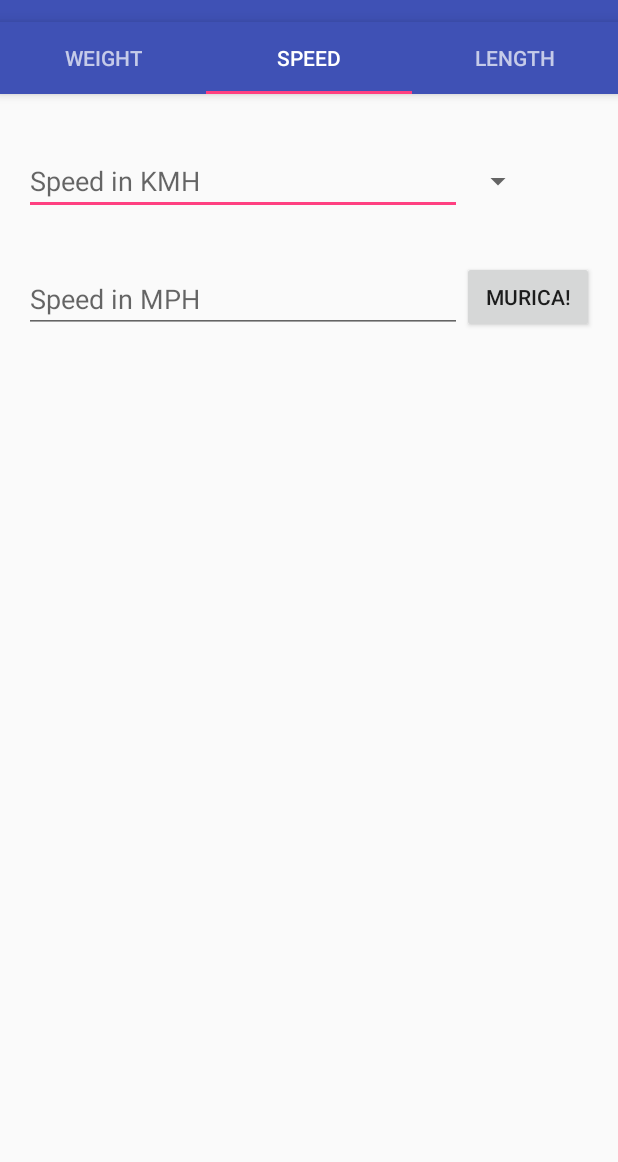
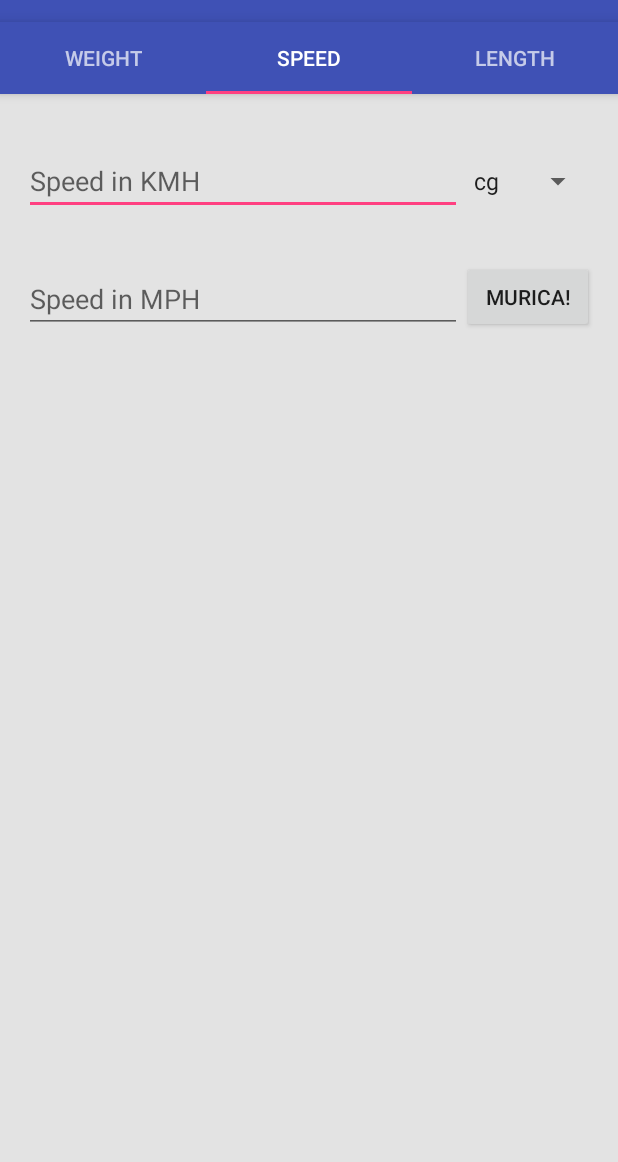
Before and after one commit to gvignoli/FreedomUnits, an Android app: the screen it shows after launch (MainActivity), tab 2 chosen, on a phone screen of 412 x 824 dp, the part 74-1236 px from its top. Run offline under Robolectric (Android 15) with nearby library versions, the phone set to English and light mode, and no system bars.

Commit message:
added a default UNIT vlaue to drop down and got spinner in weight class fully fuinctioning and converting properly

```diff
--- a/app/src/main/java/com/freedomunits/guy/freedomunits/Length.java
+++ b/app/src/main/java/com/freedomunits/guy/freedomunits/Length.java
@@ -5,20 +5,27 @@ import android.support.v4.app.Fragment;
 import android.view.LayoutInflater;
 import android.view.View;
 import android.view.ViewGroup;
+import android.widget.AdapterView;
+import android.widget.ArrayAdapter;
 import android.widget.Button;
 import android.widget.EditText;
+import android.widget.ListView;
+import android.widget.Spinner;
 
 import java.math.BigDecimal;
 import java.math.RoundingMode;
+import java.util.ArrayList;
+import java.util.List;
 
 /**
  * Created by guy on 2/26/2016.
  */
-public class Length extends Fragment {
+public class Length extends Fragment implements AdapterView.OnItemSelectedListener{
     // Store instance variables
     private String title;
     private int page;
-
+    private Spinner  spinner2;
+    private ListView dataAdapter;
     public Length(){
 
     }
@@ -57,6 +64,35 @@ public class Length extends Fragment {
                 feet.setText(String.valueOf(bd));
             }
         });
+        addItemsOnSpinner2(view);
         return view;
     }
+    public void addItemsOnSpinner2(View v) {
+        spinner2 = (Spinner) v.findViewById(R.id.spinnerLength);
+        List<String> list = new ArrayList<String>();
+        list.add("cg");//centigram
+        list.add("dg"); //decigram
+        list.add("g"); //gram
+        list.add("dag");//dekagram
+        list.add("hg"); //hectogram
+        list.add("kg");//kilogram
+        list.add("t");//metric ton
+        ArrayAdapter<String> dataAdapter;
+        dataAdapter = new ArrayAdapter<String>(this.getActivity(), android.R.layout.simple_spinner_item, list);
+        spinner2.setAdapter(dataAdapter);
+        spinner2.setOnItemSelectedListener(this);
+    }
+
+
+    public void onItemSelected(AdapterView<?> parent, View view,
+                               int pos, long id) {
+        // An item was selected. You can retrieve the selected item using
+        String temp = "";
+        temp = String.valueOf(parent.getItemAtPosition(pos));
+        System.out.println("temp: " + temp);//works!!
+
+    }
+    public void onNothingSelected(AdapterView<?> parent) {
+        // Another interface callback
+    }
 }
--- a/app/src/main/java/com/freedomunits/guy/freedomunits/Speed.java
+++ b/app/src/main/java/com/freedomunits/guy/freedomunits/Speed.java
@@ -4,21 +4,28 @@ import android.os.Bundle;
 import android.view.LayoutInflater;
 import android.view.View;
 import android.view.ViewGroup;
+import android.widget.AdapterView;
+import android.widget.ArrayAdapter;
 import android.widget.Button;
 import android.widget.EditText;
 import android.support.v4.app.Fragment;
+import android.widget.ListView;
+import android.widget.Spinner;
 
 import java.math.BigDecimal;
 import java.math.RoundingMode;
+import java.util.ArrayList;
+import java.util.List;
 
 /**
  * Created by guy on 2/25/2016.
  */
-public class Speed extends Fragment{
+public class Speed extends Fragment implements AdapterView.OnItemSelectedListener{
     // Store instance variables
     private String title;
     private int page;
-
+    private Spinner  spinner2;
+    private ListView dataAdapter;
     public Speed(){
 
     }
@@ -57,6 +64,35 @@ public class Speed extends Fragment{
                 mph.setText(String.valueOf(bd));
             }
         });
+        addItemsOnSpinner2(view);
         return view;
     }
+    public void addItemsOnSpinner2(View v) {
+        spinner2 = (Spinner) v.findViewById(R.id.spinnerSpeed);
+        List<String> list = new ArrayList<String>();
+        list.add("cg");//centigram
+        list.add("dg"); //decigram
+        list.add("g"); //gram
+        list.add("dag");//dekagram
+        list.add("hg"); //hectogram
+        list.add("kg");//kilogram
+        list.add("t");//metric ton
+        ArrayAdapter<String> dataAdapter;
+        dataAdapter = new ArrayAdapter<String>(this.getActivity(), android.R.layout.simple_spinner_item, list);
+        spinner2.setAdapter(dataAdapter);
+        spinner2.setOnItemSelectedListener(this);
+    }
+
+
+    public void onItemSelected(AdapterView<?> parent, View view,
+                               int pos, long id) {
+        // An item was selected. You can retrieve the selected item using
+        String temp = "";
+        temp = String.valueOf(parent.getItemAtPosition(pos));
+        System.out.println("temp: " + temp);//works!!
+
+    }
+    public void onNothingSelected(AdapterView<?> parent) {
+        // Another interface callback
+    }
 }
--- a/app/src/main/java/com/freedomunits/guy/freedomunits/Weight.java
+++ b/app/src/main/java/com/freedomunits/guy/freedomunits/Weight.java
@@ -30,9 +30,9 @@ public  class Weight extends Fragment implements AdapterView.OnItemSelectedListe
     // Store instance variables
     private String title;
     private int page;
-    private Spinner spinner1, spinner2;
+    private Spinner  spinner2;
     private ListView dataAdapter;
-    private HashMap  units;
+    private HashMap<String, Double>  units;
     public Weight(){
 
 
@@ -54,8 +54,15 @@ public  class Weight extends Fragment implements AdapterView.OnItemSelectedListe
         super.onCreate(savedInstanceState);
         page = getArguments().getInt("someInt", 0);
         title = getArguments().getString("someTitle");
-        units = new HashMap();
+        units = new HashMap(); //hash map to store unit anc conversion factor FROM GRAMS...must convert all things to grams first
+        units.put("UNIT", 0.0);//multiply by 0
         units.put("cg", .01);//multiply # of gram * .01 to get cg
+        units.put("dg", .1);//multiply # of gram * .1 to get dg
+        units.put("g", 1.0);//multiply # of gram * 1 to get g
+        units.put("dag", 10.0);//multiply # of gram * 10 to get g
+        units.put("hg", 100.0);//multiply # of gram * 100 to get g
+        units.put("kg", 1000.0);//multiply # of gram * 1000 to get g
+        units.put("t", 10000.0);//multiply # of gram * 10000 to get g
         //addListenerOnButton();
         //addListenerOnSpinnerItemSelection();
     }
@@ -64,19 +71,20 @@ public  class Weight extends Fragment implements AdapterView.OnItemSelectedListe
     @Override
     public View onCreateView(LayoutInflater inflater, ViewGroup container,
                              Bundle savedInstanceState) {
-        View view = inflater.inflate(R.layout.fragment_main, container, false);
+        final View view = inflater.inflate(R.layout.fragment_main, container, false);
+        addItemsOnSpinner2(view);
+
         Button kgToLbs = (Button) view.findViewById(R.id.button);
         final EditText weightKG = (EditText) view.findViewById(R.id.kgWeight);
         final EditText weightLB = (EditText) view.findViewById(R.id.lbWeight);
         kgToLbs.setOnClickListener(new View.OnClickListener() {
             public void onClick(View v) {
                 //need to convert to big decimal then round up to safety in precision and keeping two decimal places
-                BigDecimal bd = new BigDecimal(Double.parseDouble(weightKG.getText().toString()) * 2.20462);
-                bd = bd.setScale(2, RoundingMode.HALF_UP);
-                weightLB.setText(String.valueOf(bd));
+                BigDecimal converted = convert(String.valueOf(spinner2.getSelectedItem()), view);
+                weightLB.setText(converted.toString());
             }
         });
-        addItemsOnSpinner2(view);
+
         return view;
     }
 
@@ -84,6 +92,7 @@ public  class Weight extends Fragment implements AdapterView.OnItemSelectedListe
     public void addItemsOnSpinner2(View v) {
         spinner2 = (Spinner) v.findViewById(R.id.spinnerWeight);
         List<String> list = new ArrayList<String>();
+        list.add("UNIT");//blank unit
         list.add("cg");//centigram
         list.add("dg"); //decigram
         list.add("g"); //gram
@@ -110,4 +119,14 @@ public  class Weight extends Fragment implements AdapterView.OnItemSelectedListe
         // Another interface callback
     }
 
+    private BigDecimal convert(String curUnit, View v){
+        final EditText weightKG = (EditText) v.findViewById(R.id.kgWeight);
+        BigDecimal toGram = new BigDecimal(0.00220462);
+        units.get(curUnit);
+        BigDecimal gram = new BigDecimal(Double.parseDouble(weightKG.getText().toString()) * units.get(curUnit));
+        BigDecimal lb = gram.multiply(toGram);
+        lb = lb.setScale(2, RoundingMode.HALF_UP);
+
+        return lb;
+    }
 }
--- a/app/src/main/res/layout/fragment_length.xml
+++ b/app/src/main/res/layout/fragment_length.xml
@@ -23,8 +23,8 @@
         android:layout_below="@+id/section_label"
         android:layout_alignParentLeft="true"
         android:layout_alignParentStart="true"
-        android:layout_toLeftOf="@+id/spinner2"
-        android:layout_toStartOf="@+id/spinner2" />
+        android:layout_toLeftOf="@+id/spinnerLength"
+        android:layout_toStartOf="@+id/spinnerLength" />
 
     <Button
         android:layout_width="wrap_content"
@@ -32,7 +32,7 @@
         android:text="MURICA!"
         android:id="@+id/button"
 
-        android:layout_below="@+id/spinner2"
+        android:layout_below="@+id/spinnerLength"
         android:layout_alignParentRight="true"
         android:layout_alignParentEnd="true"
         android:layout_marginTop="39dp" />
@@ -52,7 +52,7 @@
     <Spinner
         android:layout_width="wrap_content"
         android:layout_height="wrap_content"
-        android:id="@+id/spinner2"
+        android:id="@+id/spinnerLength"
         android:layout_alignParentRight="true"
         android:layout_alignParentEnd="true"
         android:layout_alignLeft="@+id/button"
--- a/app/src/main/res/layout/fragment_speed.xml
+++ b/app/src/main/res/layout/fragment_speed.xml
@@ -54,7 +54,7 @@
     <Spinner
         android:layout_width="wrap_content"
         android:layout_height="wrap_content"
-        android:id="@+id/spinner"
+        android:id="@+id/spinnerSpeed"
         android:layout_toEndOf="@+id/kphSpeed"
         android:layout_alignTop="@+id/kphSpeed"
         android:layout_above="@+id/mphSpeed"
--- a/app/src/main/res/values/colors.xml
+++ b/app/src/main/res/values/colors.xml
@@ -1,6 +1,7 @@
 <?xml version="1.0" encoding="utf-8"?>
 <resources>
-    <color name="colorPrimary">#3F51B5</color>
-    <color name="colorPrimaryDark">#303F9F</color>
-    <color name="colorAccent">#FF4081</color>
+    <color name="colorPrimary">#3F51B5</color><!--action bar color -->
+    <color name="colorPrimaryDark">#303F9F</color><!-- not sure what this color is for -->
+    <color name="colorAccent">#FF4081</color><!-- #FF4081 underlines-->
+    <color name="white_opaque">#e3e3e3</color>
 </resources>
--- a/app/src/main/res/values/styles.xml
+++ b/app/src/main/res/values/styles.xml
@@ -2,7 +2,8 @@
 
     <!-- Base application theme. -->
     <style name="AppTheme" parent="Theme.AppCompat.Light.DarkActionBar">
-        <!-- Customize your theme here. -->
+        <!-- Customize your theme here.  <item name="android:background">#000000</item>-->
+        <item name="android:windowBackground">@color/white_opaque</item>
         <item name="colorPrimary">@color/colorPrimary</item>
         <item name="colorPrimaryDark">@color/colorPrimaryDark</item>
         <item name="colorAccent">@color/colorAccent</item>
```
